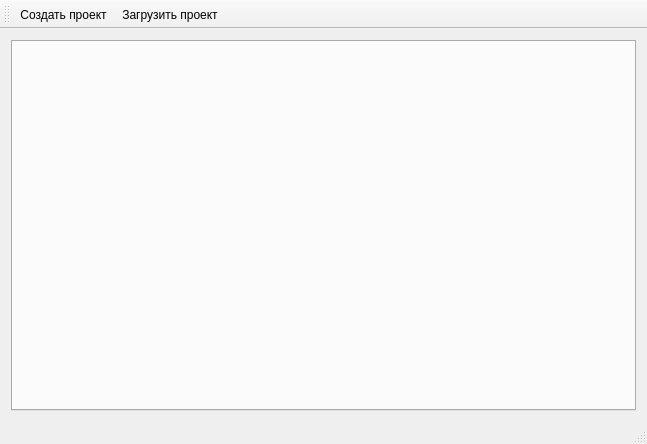
Qt form src/smp/smp-gui/mainwindow.ui (create-misch/dtv) before a commit.
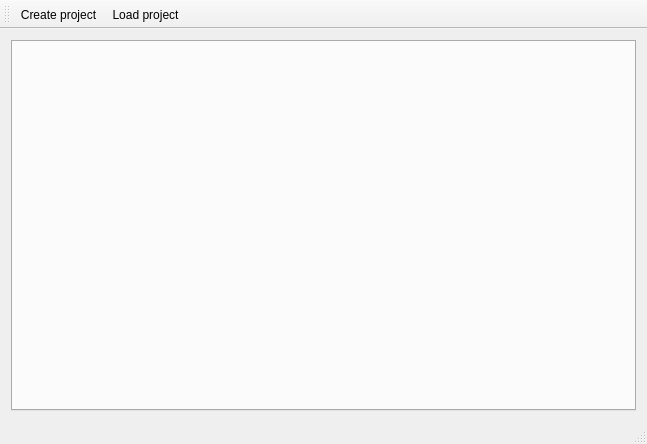
The same form after that commit.

What changed in the file:
```diff
--- a/src/smp/smp-gui/mainwindow.ui
+++ b/src/smp/smp-gui/mainwindow.ui
@@ -59,12 +59,12 @@
   </widget>
   <action name="actionCreate_Project">
    <property name="text">
-    <string>Создать проект</string>
+    <string>Create project</string>
    </property>
   </action>
   <action name="actionLoad_Project">
    <property name="text">
-    <string>Загрузить проект</string>
+    <string>Load project</string>
    </property>
   </action>
  </widget>
```
